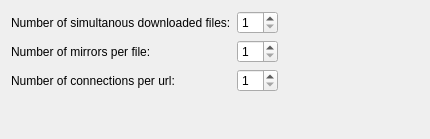
Above: transfer-plugins/metalink/dlgmetalink.ui from KDE/kget before the change. Below: the same form after it.
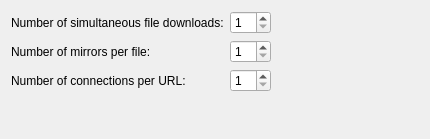
That is the form after the change. Custom widgets are drawn as their Qt base class.

```diff
--- a/transfer-plugins/metalink/dlgmetalink.ui
+++ b/transfer-plugins/metalink/dlgmetalink.ui
@@ -19,7 +19,7 @@
      <item row="0" column="0">
       <widget class="QLabel" name="label">
        <property name="text">
-        <string>Number of simultanous downloaded files:</string>
+        <string>Number of simultaneous file downloads:</string>
        </property>
       </widget>
      </item>
@@ -53,7 +53,7 @@
      <item row="2" column="0">
       <widget class="QLabel" name="label_3">
        <property name="text">
-        <string>Number of connections per url:</string>
+        <string>Number of connections per URL:</string>
        </property>
       </widget>
      </item>
```
